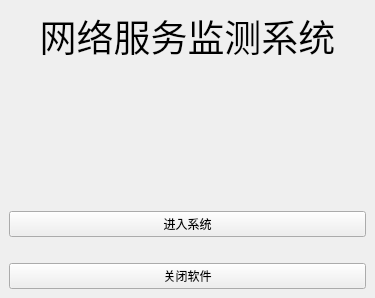
Old version of the form Network-service/mainwindow.ui in the repository x6035/-QT-.
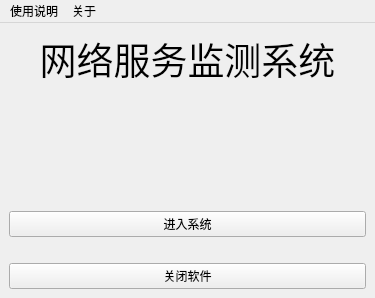
New version of the form.

Diff of the .ui file:
```diff
--- a/Network-service/mainwindow.ui
+++ b/Network-service/mainwindow.ui
@@ -79,6 +79,29 @@
     </item>
    </layout>
   </widget>
+  <widget class="QMenuBar" name="menuBar">
+   <property name="geometry">
+    <rect>
+     <x>0</x>
+     <y>0</y>
+     <width>375</width>
+     <height>21</height>
+    </rect>
+   </property>
+   <widget class="QMenu" name="menu">
+    <property name="title">
+     <string>使用说明</string>
+    </property>
+    <addaction name="separator"/>
+   </widget>
+   <widget class="QMenu" name="menu_2">
+    <property name="title">
+     <string>关于</string>
+    </property>
+   </widget>
+   <addaction name="menu"/>
+   <addaction name="menu_2"/>
+  </widget>
  </widget>
  <resources/>
  <connections/>
```
